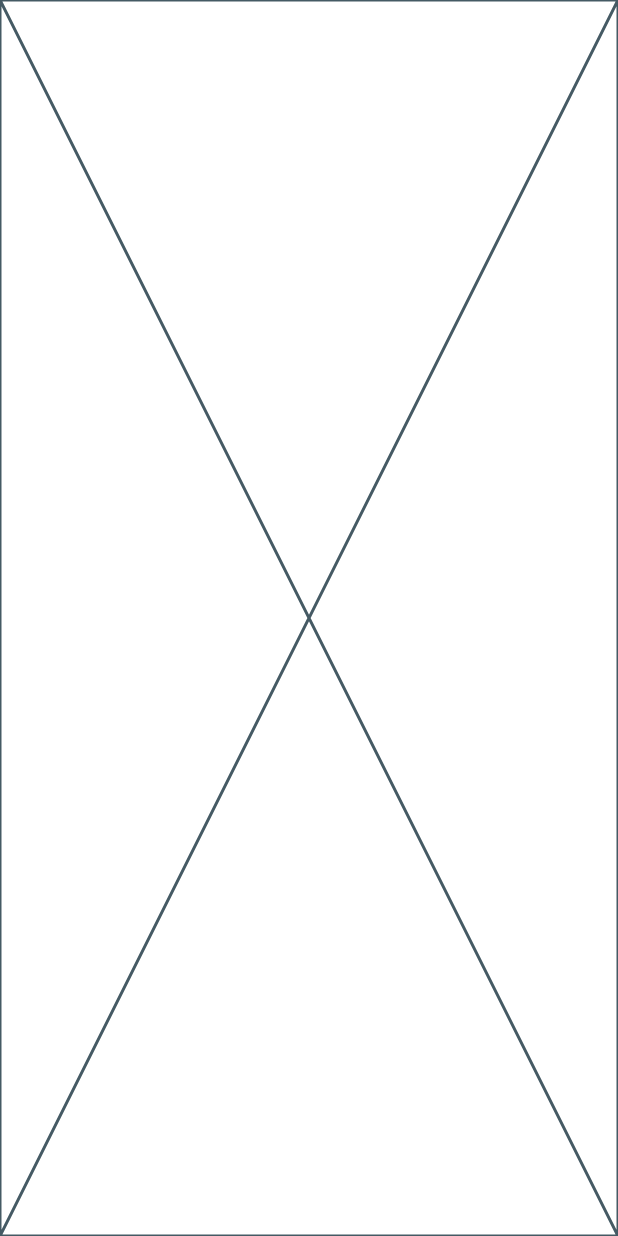
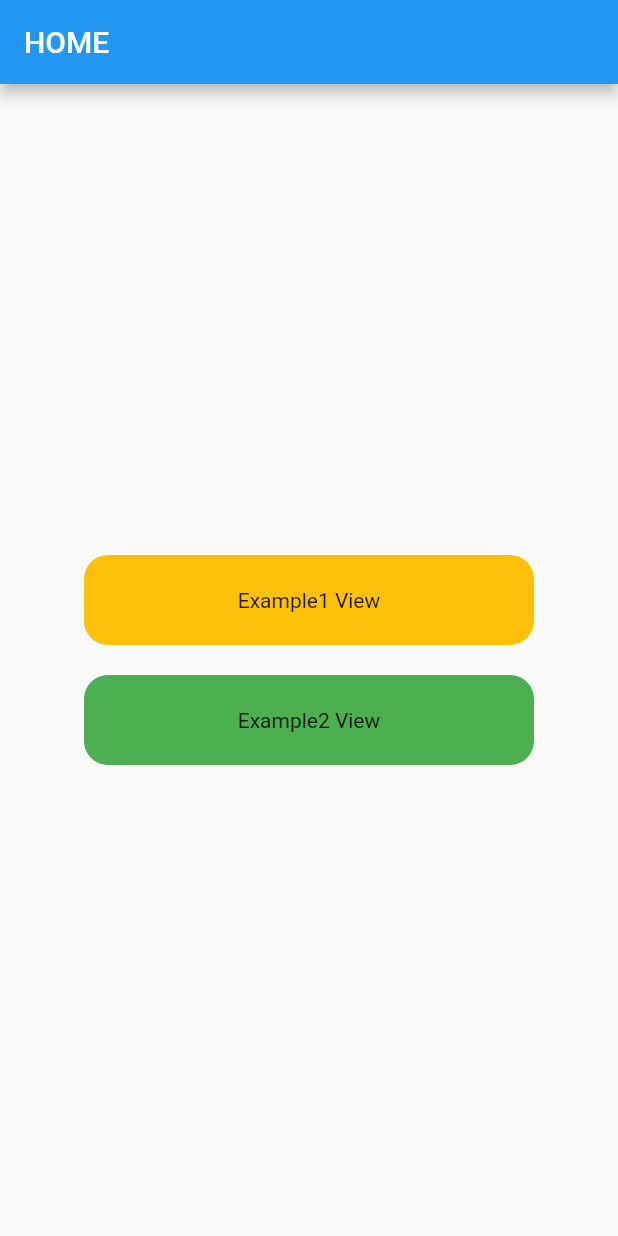
Before and after one commit to seonwooke/flutter-go-router, a Flutter app: the screen it shows after launch, on a phone screen of 412 x 824 dp. Run offline on Flutter 3.47's test engine with Material 3 defaults, Android fonts, the phone set to English and light mode, and no system bars; our stand-ins replace go_router.

Commit message:
:zap: Flutter go_router
Flutter go_router

```diff
--- a/lib/main.dart
+++ b/lib/main.dart
@@ -1,4 +1,6 @@
 import 'package:flutter/material.dart';
+
+import 'router/app_route.dart';
 
 void main() {
   runApp(const MyApp());
@@ -9,6 +11,17 @@ class MyApp extends StatelessWidget {
 
   @override
   Widget build(BuildContext context) {
-    return const Placeholder();
+    return MaterialApp.router(
+      theme: ThemeData(useMaterial3: false),
+      // routerConfig: AppRoute.instance.view,
+      /// route의 정보를 전달
+      routeInformationProvider: AppRoute.instance.view.routeInformationProvider,
+
+      /// URI 등 go router에서 사용할 수 있는 형태로 파싱 해주는 함수
+      routeInformationParser: AppRoute.instance.view.routeInformationParser,
+
+      /// 위에서 파싱된 값으로 어떤 페이지를 보여줄지 정하는 함수
+      routerDelegate: AppRoute.instance.view.routerDelegate,
+    );
   }
 }
--- /dev/null
+++ b/lib/router/app_path.dart
@@ -0,0 +1,9 @@
+class AppPath {
+  AppPath._privateConstructor();
+  static final AppPath _instance = AppPath._privateConstructor();
+  static AppPath get instance => _instance;
+
+  final String example1Path = 'example1';
+  final String example2Path = 'example2';
+  final String example3Path = 'example3';
+}
--- /dev/null
+++ b/lib/router/app_route.dart
@@ -0,0 +1,42 @@
+import 'package:go_router/go_router.dart';
+
+import '../view/home_view.dart';
+import '../view/example1_view.dart';
+import '../view/example2_view.dart';
+import '../view/example3_view.dart';
+import 'app_path.dart';
+
+class AppRoute {
+  AppRoute._privateConstructor();
+  static final AppRoute _instance = AppRoute._privateConstructor();
+  static AppRoute get instance => _instance;
+
+  final GoRouter view = GoRouter(
+    initialLocation: '/',
+    routes: [
+      GoRoute(
+        path: '/',
+        builder: (context, state) => const HomeView(),
+        routes: [
+          GoRoute(
+            path: AppPath.instance.example1Path,
+            name: AppPath.instance.example1Path,
+            builder: (context, state) => const Example1View(),
+          ),
+          GoRoute(
+            path: AppPath.instance.example2Path,
+            name: AppPath.instance.example2Path,
+            builder: (context, state) => const Example2View(),
+            routes: [
+              GoRoute(
+                path: AppPath.instance.example3Path,
+                name: AppPath.instance.example3Path,
+                builder: (context, state) => const Example3View(),
+              ),
+            ],
+          ),
+        ],
+      ),
+    ],
+  );
+}
--- /dev/null
+++ b/lib/view/home_view.dart
@@ -0,0 +1,59 @@
+import 'package:flutter/material.dart';
+import 'package:go_router/go_router.dart';
+
+import '../router/app_path.dart';
+
+class HomeView extends StatelessWidget {
+  const HomeView({super.key});
+
+  @override
+  Widget build(BuildContext context) {
+    return Scaffold(
+      appBar: AppBar(title: const Text('HOME')),
+      body: Center(
+        child: Column(
+          mainAxisAlignment: MainAxisAlignment.center,
+          children: [
+            InkWell(
+              onTap: () {
+                context.goNamed(AppPath.instance.example1Path);
+              },
+              child: Container(
+                height: 60,
+                width: 300,
+                decoration: BoxDecoration(
+                  color: Colors.amber,
+                  borderRadius: BorderRadius.circular(16),
+                ),
+                child: const Center(
+                  child: Text(
+                    'Example1 View',
+                  ),
+                ),
+              ),
+            ),
+            const SizedBox(height: 20),
+            InkWell(
+              onTap: () {
+                context.goNamed(AppPath.instance.example2Path);
+              },
+              child: Container(
+                height: 60,
+                width: 300,
+                decoration: BoxDecoration(
+                  color: Colors.green,
+                  borderRadius: BorderRadius.circular(16),
+                ),
+                child: const Center(
+                  child: Text(
+                    'Example2 View',
+                  ),
+                ),
+              ),
+            ),
+          ],
+        ),
+      ),
+    );
+  }
+}
--- a/pubspec.yaml
+++ b/pubspec.yaml
@@ -35,6 +35,7 @@ dependencies:
   # The following adds the Cupertino Icons font to your application.
   # Use with the CupertinoIcons class for iOS style icons.
   cupertino_icons: ^1.0.2
+  go_router: ^13.2.0
 
 dev_dependencies:
   flutter_test:
```
Also changed, not shown: lib/view/example1_view.dart (added, +18 -0 lines), lib/view/example2_view.dart (added, +39 -0 lines), lib/view/example3_view.dart (added, +18 -0 lines), pubspec.lock.
